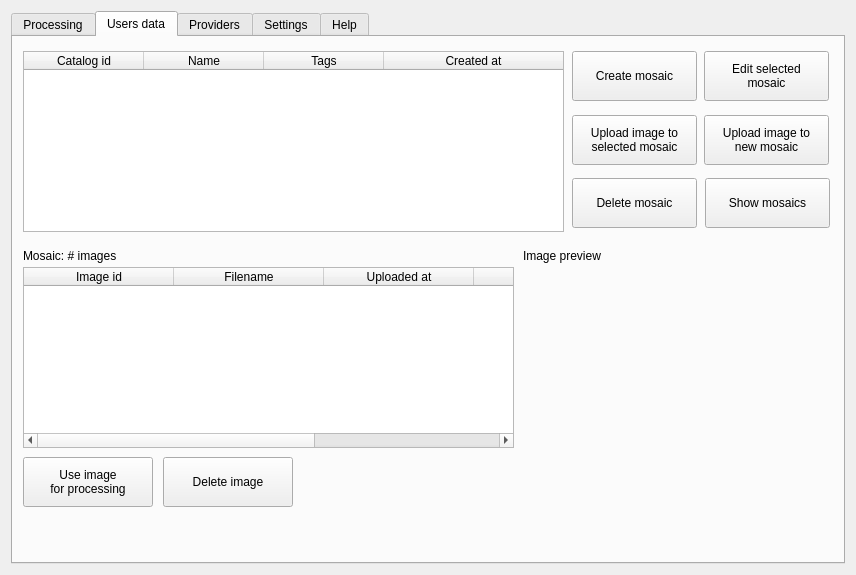
Before: the Qt Designer form mapflow/dialogs/static/ui/main_dialog.ui in Geoalert/mapflow-qgis, drawn with Qt 5.
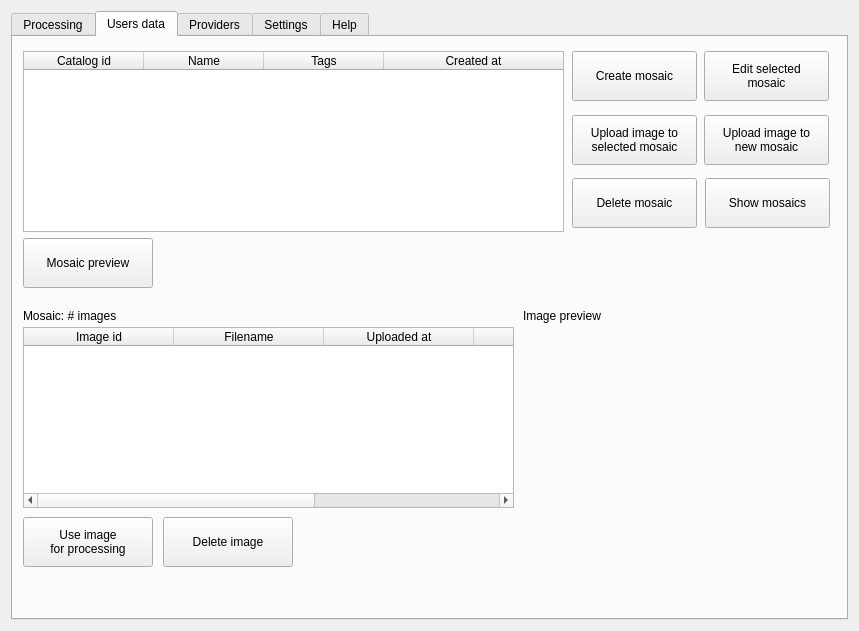
After: the same form once the commit is applied. The open tabs and pages were chosen to show the change. Icons and pictures are not drawn. Custom widgets are drawn as their Qt base class.

Commit message: fix create_processing with image from catalog; add mosaic preview

```diff
--- a/mapflow/dialogs/static/ui/main_dialog.ui
+++ b/mapflow/dialogs/static/ui/main_dialog.ui
@@ -6,8 +6,8 @@
    <rect>
     <x>0</x>
     <y>0</y>
-    <width>856</width>
-    <height>575</height>
+    <width>859</width>
+    <height>631</height>
    </rect>
   </property>
   <property name="windowTitle">
@@ -541,7 +541,7 @@
        <property name="geometry">
         <rect>
          <x>10</x>
-         <y>210</y>
+         <y>270</y>
          <width>491</width>
          <height>17</height>
         </rect>
@@ -554,7 +554,7 @@
        <property name="geometry">
         <rect>
          <x>10</x>
-         <y>230</y>
+         <y>290</y>
          <width>491</width>
          <height>181</height>
         </rect>
@@ -604,7 +604,7 @@
        <property name="geometry">
         <rect>
          <x>10</x>
-         <y>420</y>
+         <y>480</y>
          <width>130</width>
          <height>50</height>
         </rect>
@@ -618,7 +618,7 @@
        <property name="geometry">
         <rect>
          <x>150</x>
-         <y>420</y>
+         <y>480</y>
          <width>130</width>
          <height>50</height>
         </rect>
@@ -631,7 +631,7 @@
        <property name="geometry">
         <rect>
          <x>510</x>
-         <y>210</y>
+         <y>270</y>
          <width>271</width>
          <height>17</height>
         </rect>
@@ -644,7 +644,7 @@
        <property name="geometry">
         <rect>
          <x>510</x>
-         <y>230</y>
+         <y>290</y>
          <width>256</width>
          <height>256</height>
         </rect>
@@ -665,6 +665,19 @@
         <string/>
        </property>
       </widget>
+      <widget class="QPushButton" name="previewMosaicButton">
+       <property name="geometry">
+        <rect>
+         <x>10</x>
+         <y>201</y>
+         <width>130</width>
+         <height>50</height>
+        </rect>
+       </property>
+       <property name="text">
+        <string>Mosaic preview</string>
+       </property>
+      </widget>
      </widget>
      <widget class="QWidget" name="providersTab">
       <attribute name="title">
```
The commit also changes 1 other file.
